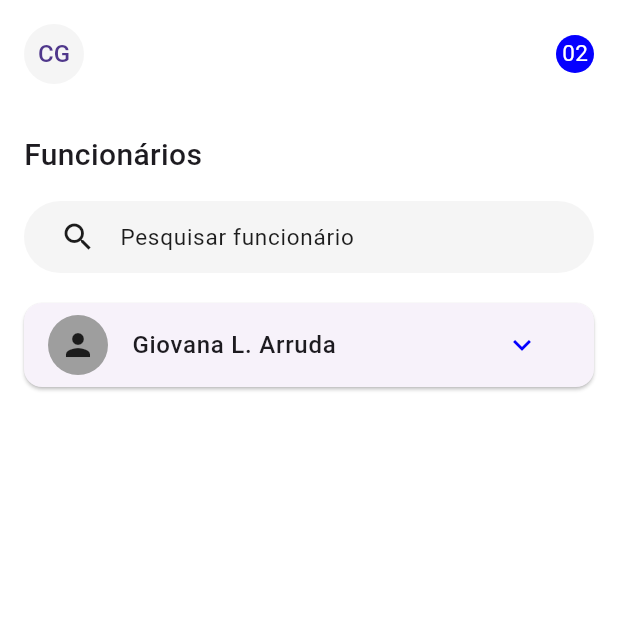
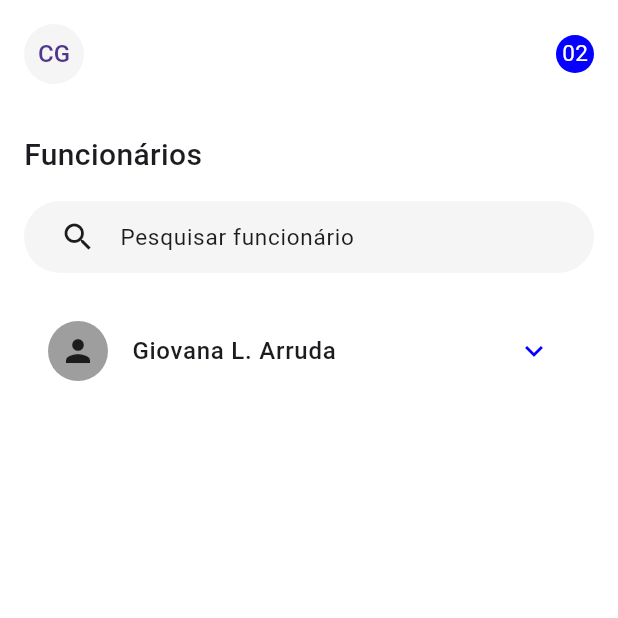
Before and after one commit to Barba2k2/be_talent_challeng_app, a Flutter app: the screen it shows after launch, on a phone screen of 412 x 824 dp, the top half of it. Run offline on Flutter 3.47's test engine with Material 3 defaults, Android fonts, the light colour scheme and no system bars; Roboto replaces fonts that are missing (Helvetica).

Commit message:
refactor(employer-card): Update EmployerCardDS widget

```diff
--- a/design_system/lib/src/components/employer_card_ts.dart
+++ b/design_system/lib/src/components/employer_card_ts.dart
@@ -7,13 +7,15 @@ class EmployerCardDS extends StatefulWidget {
   final String title;
   final Widget leading;
   final List<Widget> children;
+  final bool showDivider;
 
   const EmployerCardDS({
-    Key? key,
+    super.key,
     required this.title,
     required this.leading,
     required this.children,
-  }) : super(key: key);
+    this.showDivider = false,
+  });
 
   @override
   State<EmployerCardDS> createState() => _EmployerCardDSState();
@@ -24,11 +26,24 @@ class _EmployerCardDSState extends State<EmployerCardDS> {
 
   @override
   Widget build(BuildContext context) {
-    return Card(
-      margin: const EdgeInsets.symmetric(vertical: SpacingDS.xs),
-      child: Column(
+    return Column(
       children: [
-          ListTile(
+        Container(
+          decoration: widget.showDivider
+              ? BoxDecoration(
+                  border: Border(
+                    bottom: BorderSide(
+                      color: ColorsDS.gray05,
+                      width: 1,
+                    ),
+                  ),
+                )
+              : null,
+          child: ListTile(
+            contentPadding: const EdgeInsets.symmetric(
+              horizontal: SpacingDS.md,
+              vertical: SpacingDS.sm,
+            ),
             leading: widget.leading,
             title: Text(
               widget.title,
@@ -38,12 +53,14 @@ class _EmployerCardDSState extends State<EmployerCardDS> {
               icon: Icon(
                 _isExpanded ? Icons.expand_less : Icons.expand_more,
                 color: ColorsDS.primary,
+                size: 24,
               ),
               onPressed: () {
                 setState(() {
                   _isExpanded = !_isExpanded;
                 });
               },
+            ),
           ),
         ),
         if (_isExpanded)
@@ -54,7 +71,6 @@ class _EmployerCardDSState extends State<EmployerCardDS> {
             ),
           ),
       ],
-      ),
     );
   }
 }
```
Lines whose indentation alone changed are shown as unchanged.
